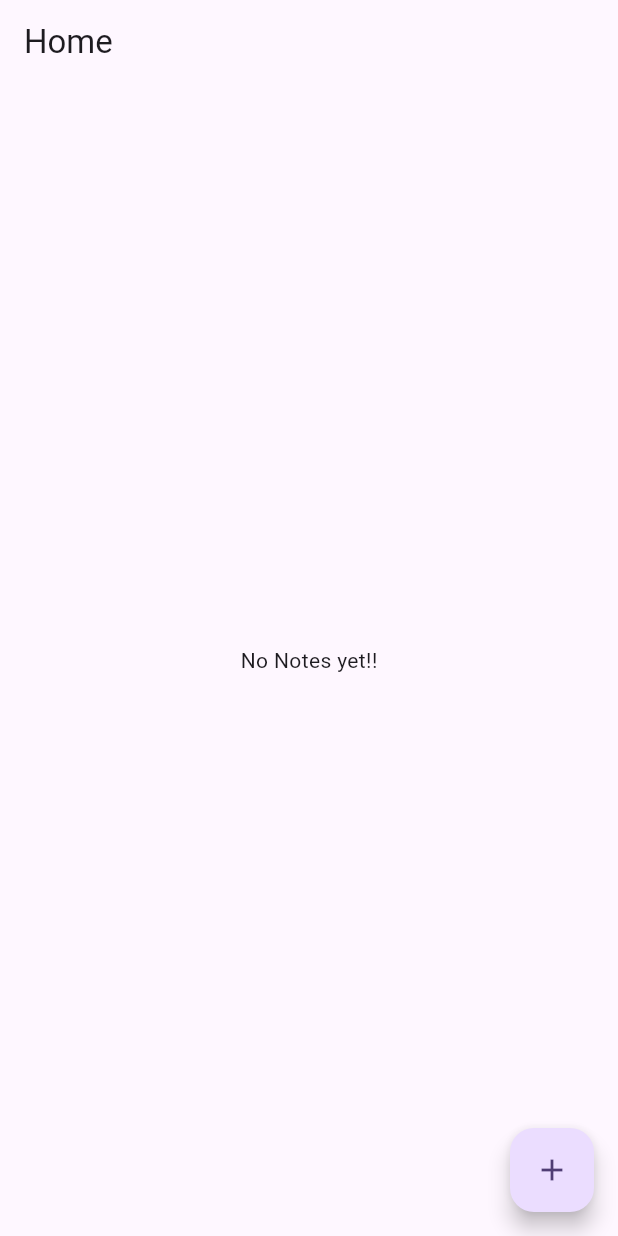
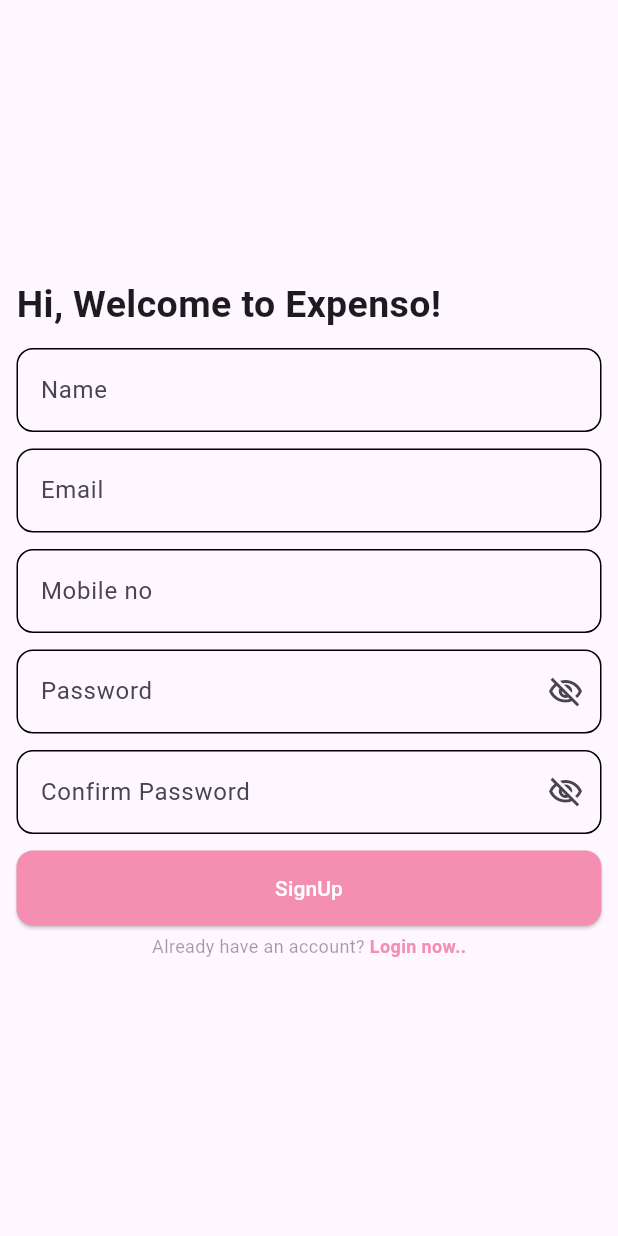
Before and after one commit to raunak2909/fire_exp_474, a Flutter app: the screen it shows after launch, on a phone screen of 412 x 824 dp. Run offline on Flutter 3.47's test engine with Material 3 defaults, Android fonts, the phone set to English and light mode, and no system bars; our stand-ins replace cloud_firestore, firebase_auth, firebase_core; accounts and stored records are empty.

Commit message:
sign_up with firebase auth implemented

```diff
--- /dev/null
+++ b/lib/app_rounded_btn.dart
@@ -0,0 +1,52 @@
+import 'package:flutter/material.dart';
+
+class AppRoundedBtn extends StatelessWidget {
+  double mWidth, mHeight;
+  String title;
+  Color? bgColor, fgColor;
+  void Function() onTap;
+  bool isLoading;
+
+  AppRoundedBtn({
+    this.mWidth = double.infinity,
+    this.mHeight = 50,
+    required this.title,
+    this.bgColor,
+    this.fgColor,
+    required this.onTap,
+    this.isLoading = false
+});
+
+  @override
+  Widget build(BuildContext context) {
+    return SizedBox(
+      width: mWidth,
+      height: mHeight,
+      child: ElevatedButton(
+        style: ElevatedButton.styleFrom(
+          backgroundColor: bgColor ?? Colors.pink.shade200,
+          foregroundColor: fgColor ?? Colors.white,
+          shape: RoundedRectangleBorder(
+            borderRadius: BorderRadius.circular(11),
+          ),
+        ),
+        onPressed: onTap,
+        child: isLoading ? Padding(
+          padding: const EdgeInsets.all(4.0),
+          child: Row(
+            mainAxisAlignment: MainAxisAlignment.center,
+            children: [
+              CircularProgressIndicator(
+                color: Colors.white,
+              ),
+              SizedBox(
+                width: 11,
+              ),
+              Text(title)
+            ],
+          ),
+        ) : Text(title),
+      ),
+    );
+  }
+}
--- a/lib/main.dart
+++ b/lib/main.dart
@@ -1,5 +1,6 @@
 import 'package:fire_exp_474/firebase_options.dart';
 import 'package:fire_exp_474/home_page.dart';
+import 'package:fire_exp_474/sign_up_page.dart';
 import 'package:firebase_core/firebase_core.dart';
 import 'package:flutter/material.dart';
 
@@ -22,7 +23,7 @@
       theme: ThemeData(
         colorScheme: ColorScheme.fromSeed(seedColor: Colors.deepPurple),
       ),
-      home: HomePage(),
+      home: SignUpPage(),
     );
   }
 }
--- /dev/null
+++ b/lib/sign_up_page.dart
@@ -0,0 +1,213 @@
+import 'package:cloud_firestore/cloud_firestore.dart';
+import 'package:fire_exp_474/ui_helper.dart';
+import 'package:firebase_auth/firebase_auth.dart';
+import 'package:flutter/material.dart';
+
+import 'app_rounded_btn.dart';
+
+class SignUpPage extends StatelessWidget {
+  TextEditingController nameController = TextEditingController();
+  TextEditingController emailController = TextEditingController();
+  TextEditingController mobNoController = TextEditingController();
+  TextEditingController passController = TextEditingController();
+  TextEditingController confirmPassController = TextEditingController();
+
+  bool isPassVisible = false;
+  bool isConfirmPassVisible = false;
+
+  GlobalKey<FormState> formKey = GlobalKey<FormState>();
+
+  bool isLoading = false;
+
+  FirebaseAuth firebaseAuth = FirebaseAuth.instance;
+
+  @override
+  Widget build(BuildContext context) {
+    return Scaffold(
+      body: Center(
+        child: Padding(
+          padding: const EdgeInsets.all(11.0),
+          child: Form(
+            key: formKey,
+            child: Column(
+              crossAxisAlignment: CrossAxisAlignment.start,
+              mainAxisAlignment: MainAxisAlignment.center,
+              children: [
+                Text(
+                  "Hi, Welcome to Expenso!",
+                  style: TextStyle(fontSize: 25, fontWeight: FontWeight.bold),
+                ),
+                SizedBox(height: 11),
+                TextFormField(
+                  validator: (value) {
+                    if (value == null || value.isEmpty) {
+                      return "Please enter your name";
+                    } else {
+                      return null;
+                    }
+                  },
+                  controller: nameController,
+                  decoration: mInputFieldDecoration(
+                    hintText: "Enter your name here..",
+                    labelText: "Name",
+                  ),
+                ),
+                SizedBox(height: 11),
+                TextFormField(
+                  validator: (value) {
+                    RegExp emailRegex = RegExp(
+                      r"^[a-zA-Z0-9.a-zA-Z0-9.!#$%&'*+-/=?^_`{|}~]+@[a-zA-Z0-9]+\.[a-zA-Z]+",
+                    );
+
+                    if (value == null || value.isEmpty) {
+                      return "Please enter your email";
+                    } else if (!emailRegex.hasMatch(value)) {
+                      return "Please enter a valid email";
+                    } else {
+                      return null;
+                    }
+                  },
+                  controller: emailController,
+                  decoration: mInputFieldDecoration(
+                    hintText: "Enter your email here..",
+                    labelText: "Email",
+                  ),
+                ),
+                SizedBox(height: 11),
+                TextFormField(
+                  validator: (value) {
+                    if (value == null || value.isEmpty) {
+                      return "Please enter your Mobile no";
+                    } else if (value.length != 10) {
+                      return "Please enter a valid Mobile no";
+                    } else {
+                      return null;
+                    }
+                  },
+                  controller: mobNoController,
+                  decoration: mInputFieldDecoration(
+                    hintText: "Enter your Mobile no here..",
+                    labelText: "Mobile no",
+                  ),
+                ),
+                SizedBox(height: 11),
+                StatefulBuilder(
+                  builder: (context, ss) {
+                    return TextFormField(
+                      validator: (value) {
+                        RegExp passRegex = RegExp(
+                          r'^(?=.*?[A-Z])(?=.*?[a-z])(?=.*?[0-9])(?=.*?[!@#\$&*~]).{8,}$',
+                        );
+
+                        if (value == null || value.isEmpty) {
+                          return "Please enter your password";
+                        } else if (!passRegex.hasMatch(value)) {
+                          return "Password must be 8 chars long with\nat-least 1 uppercase,\n1 lowercase,\n1 number\nand 1 special character";
+                        } else {
+                          return null;
+                        }
+                      },
+                      obscureText: !isPassVisible,
+                      controller: passController,
+                      decoration: mInputFieldDecoration(
+                        hintText: "Enter your password here..",
+                        labelText: "Password",
+                        isPassField: true,
+                        isPassVisible: isPassVisible,
+                        onTap: () {
+                          isPassVisible = !isPassVisible;
+                          ss(() {});
+                        },
+                      ),
+                    );
+                  },
+                ),
+                SizedBox(height: 11),
+                StatefulBuilder(
+                  builder: (context, ss) {
+                    return TextFormField(
+                      validator: (value) {
+                        if (value == null || value.isEmpty) {
+                          return "Please enter your password again";
+                        } else if (value != passController.text) {
+                          return "Password doesn't match";
+                        } else {
+                          return null;
+                        }
+                      },
+                      controller: confirmPassController,
+                      obscureText: !isConfirmPassVisible,
+                      decoration: mInputFieldDecoration(
+                        hintText: "Re-enter your password..",
+                        labelText: "Confirm Password",
+                        isPassField: true,
+                        isPassVisible: isConfirmPassVisible,
+                        onTap: () {
+                          isConfirmPassVisible = !isConfirmPassVisible;
+                          ss(() {});
+                        },
+                      ),
+                    );
+                  },
+                ),
+                SizedBox(height: 11),
+                AppRoundedBtn(
+                  isLoading: isLoading,
+                  title: isLoading ? "Creating account.." : "SignUp",
+                  onTap: () async {
+                    if (formKey.currentState!.validate()) {
+                      UserCredential userCred = await firebaseAuth.createUserWithEmailAndPassword(
+                        email: emailController.text,
+                        password: passController.text,
+                      );
+
+                      if(userCred.user!=null){
+                        /// user created successfully!!
+                        FirebaseFirestore
+                            .instance
+                            .collection("users")
+                            .doc(userCred.user!.uid)
+                            .set({
+                          "email" : emailController.text,
+                          "mobNo" : mobNoController.text,
+                          "name" : nameController.text,
+                          "created_at" : DateTime.now().millisecondsSinceEpoch
+                        });
+                      }
+
+
+                    }
+                  },
+                ),
+                SizedBox(height: 5),
+                Center(
+                  child: InkWell(
+                    onTap: () {
+                      Navigator.pop(context);
+                    },
+                    child: Text.rich(
+                      TextSpan(
+                        text: "Already have an account? ",
+                        style: TextStyle(fontSize: 12, color: Colors.black38),
+                        children: [
+                          TextSpan(
+                            text: "Login now..",
+                            style: TextStyle(
+                              fontSize: 12,
+                              fontWeight: FontWeight.bold,
+                              color: Colors.pink.shade200,
+                            ),
+                          ),
+                        ],
+                      ),
+                    ),
+                  ),
+                ),
+              ],
+            ),
+          ),
+        ),
+      ),
+    );
+  }
+}
--- /dev/null
+++ b/lib/ui_helper.dart
@@ -0,0 +1,33 @@
+import 'package:flutter/material.dart';
+
+InputDecoration mInputFieldDecoration({
+  required String hintText,
+  required String labelText,
+  bool isPassField = false,
+  bool isPassVisible = false,
+  VoidCallback? onTap,
+}){
+  return InputDecoration(
+      hintText: hintText,
+      labelText: labelText,
+      suffixIcon: isPassField ? IconButton(
+        onPressed: onTap,
+        icon: isPassVisible
+            ? Icon(Icons.visibility_outlined)
+            : Icon(Icons.visibility_off_outlined),
+      ) : null,
+      enabledBorder: OutlineInputBorder(
+          borderRadius: BorderRadius.circular(11)
+      ),
+      focusedBorder: OutlineInputBorder(
+          borderSide: BorderSide(
+              width: 2,
+              color: Colors.pink.shade200
+          ),
+          borderRadius: BorderRadius.circular(11)
+      ),
+      border: OutlineInputBorder(
+          borderRadius: BorderRadius.circular(11)
+      )
+  );
+}
--- a/pubspec.yaml
+++ b/pubspec.yaml
@@ -36,6 +36,7 @@
   cupertino_icons: ^1.0.8
   firebase_core: ^4.9.0
   cloud_firestore: ^6.4.1
+  firebase_auth: ^6.5.2
 
 dev_dependencies:
   flutter_test:
```
Also changed, not shown: pubspec.lock, 3 other files.
